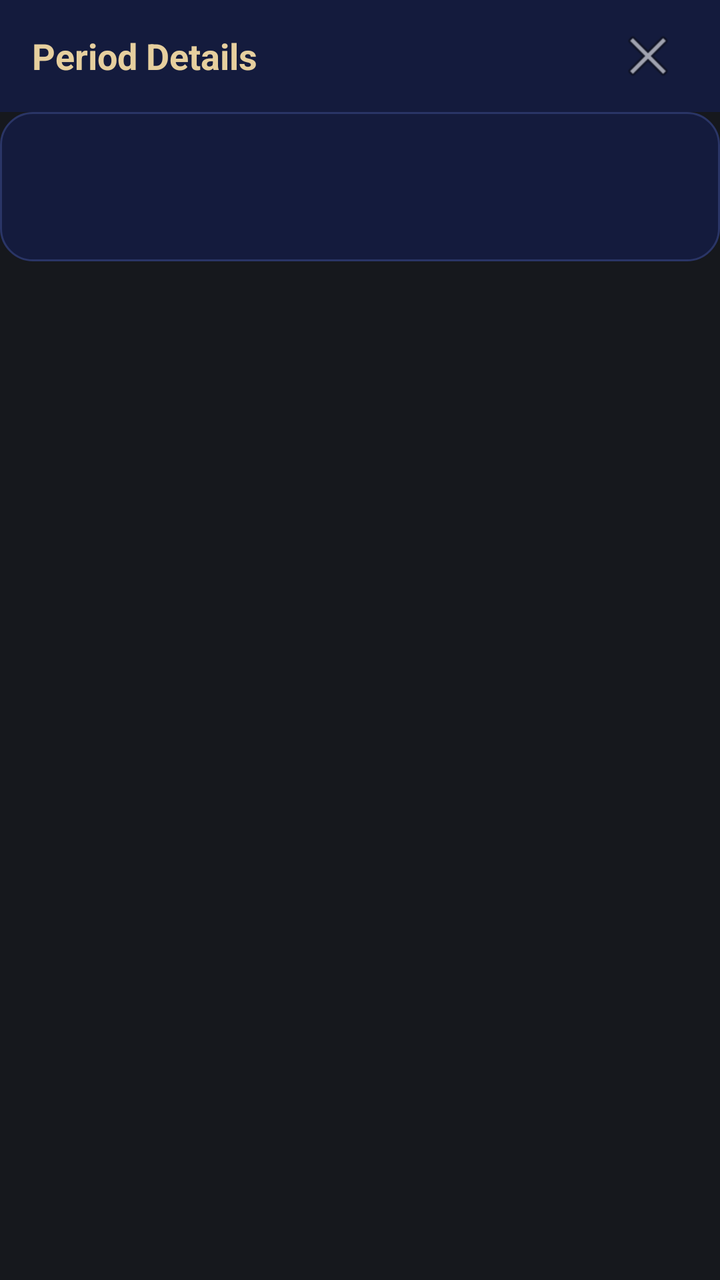
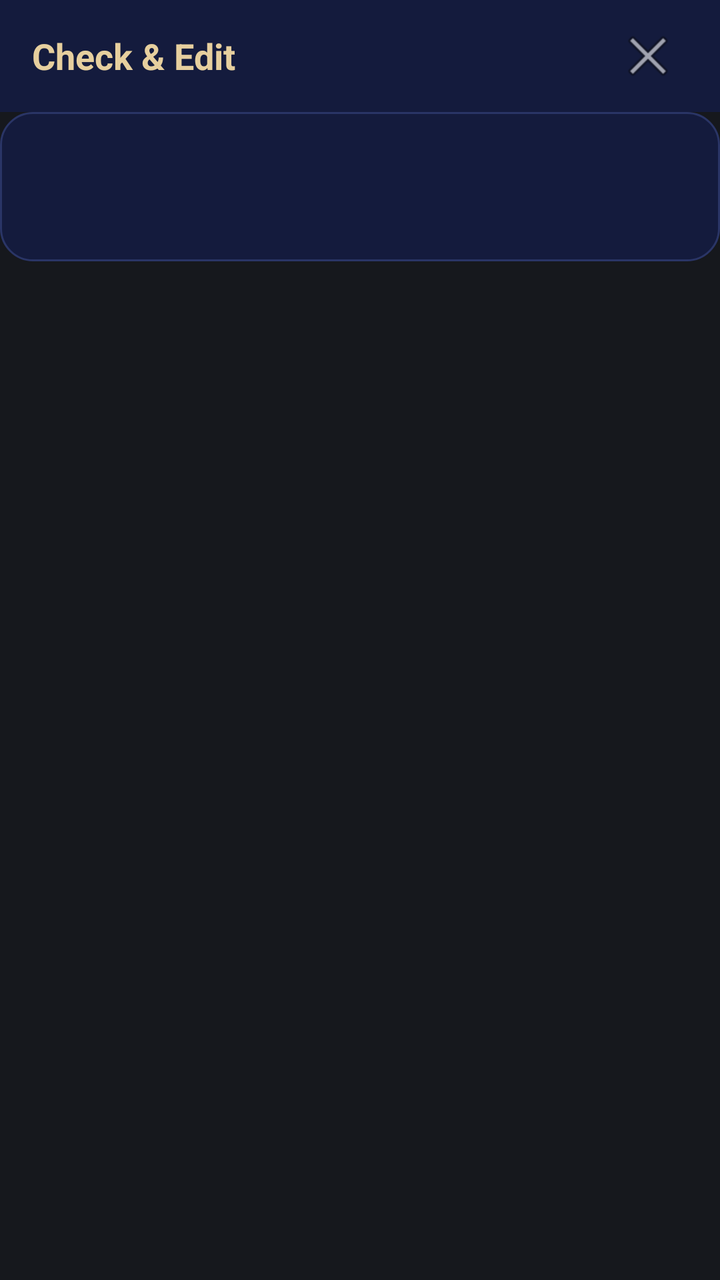

Two renders of the same Android screen: before a commit and after it. Below are the layout's source before the change and the commit's diff.
<!-- AndroidManifest.xml: activity theme Theme.TargetAchieve.Dark -->
<!-- res/layout/activity_period_detail.xml -->
<?xml version="1.0" encoding="utf-8"?>
<LinearLayout xmlns:android="http://schemas.android.com/apk/res/android"
    android:layout_width="match_parent"
    android:layout_height="match_parent"
    android:orientation="vertical"
    android:background="@color/ta_graphite">

    
    <RelativeLayout
        android:layout_width="match_parent"
        android:layout_height="56dp"
        android:background="@color/ta_inky_blue"
        android:paddingStart="16dp"
        android:paddingEnd="16dp">

        <TextView
            android:layout_width="wrap_content"
            android:layout_height="wrap_content"
            android:layout_centerVertical="true"
            android:text="Period Details"
            android:textColor="@color/ta_champagne"
            android:textSize="18sp"
            android:textStyle="bold" />

        <ImageButton
            android:id="@+id/btnClose"
            android:layout_width="40dp"
            android:layout_height="40dp"
            android:layout_alignParentEnd="true"
            android:layout_centerVertical="true"
            android:background="?attr/selectableItemBackgroundBorderless"
            android:src="@android:drawable/ic_menu_close_clear_cancel"
            android:contentDescription="Close" />
    </RelativeLayout>

    
    <LinearLayout
        android:layout_width="match_parent"
        android:layout_height="wrap_content"
        android:orientation="vertical"
        android:background="@drawable/bg_card_ta"
        android:padding="16dp">

        <TextView
            android:id="@+id/tvPeriodTitle"
            android:layout_width="match_parent"
            android:layout_height="wrap_content"
            android:textColor="@color/ta_white"
            android:textSize="14sp"
            android:textStyle="bold" />

        <TextView
            android:id="@+id/tvSummary"
            android:layout_width="match_parent"
            android:layout_height="wrap_content"
            android:layout_marginTop="6dp"
            android:textColor="@color/ta_white"
            android:textSize="13sp" />
    </LinearLayout>

    
    <ScrollView
        android:layout_width="match_parent"
        android:layout_height="0dp"
        android:layout_weight="1">

        <LinearLayout
            android:id="@+id/daysContainer"
            android:layout_width="match_parent"
            android:layout_height="wrap_content"
            android:orientation="vertical"
            android:padding="8dp" />
    </ScrollView>

</LinearLayout>
<!-- resources referenced by this layout -->
<resources>
  <color name="ta_champagne">#E6CF9E</color>
  <color name="ta_graphite">#16181D</color>
  <color name="ta_inky_blue">#141B3D</color>
  <color name="ta_white">#FFFFFF</color>
  <!-- drawable bg_card_ta (drawable) -->
  <?xml version="1.0" encoding="utf-8"?>
  <shape xmlns:android="http://schemas.android.com/apk/res/android" android:shape="rectangle">
      <solid android:color="@color/ta_inky_blue" />
      <corners android:radius="16dp" />
      <stroke android:width="1dp" android:color="@color/ta_inky_border" />
  </shape>
  <style name="Theme.TargetAchieve.Dark" parent="Theme.Material3.Dark.NoActionBar">
          <item name="colorPrimary">@color/ta_champagne</item>
          <item name="colorOnPrimary">@color/ta_graphite</item>
          <item name="colorSurface">@color/ta_inky_blue</item>
          <item name="colorOnSurface">@color/ta_white</item>
          <item name="android:colorBackground">@color/ta_graphite</item>
          <item name="android:windowBackground">@color/ta_graphite</item>
          <item name="android:statusBarColor">@color/ta_graphite</item>
          <item name="android:navigationBarColor">@color/ta_graphite</item>
          <item name="android:textColorPrimary">@color/ta_white</item>
          <item name="android:textColorSecondary">#CCFFFFFF</item>
      </style>
  <color name="ta_inky_border">#2A3566</color>
</resources>

<!-- the commit's change to res/layout/activity_period_detail.xml (unified diff, before → after) -->
@@ -17,7 +17,7 @@
             android:layout_width="wrap_content"
             android:layout_height="wrap_content"
             android:layout_centerVertical="true"
-            android:text="Period Details"
+            android:text="Check &amp; Edit"
             android:textColor="@color/ta_champagne"
             android:textSize="18sp"
             android:textStyle="bold" />
